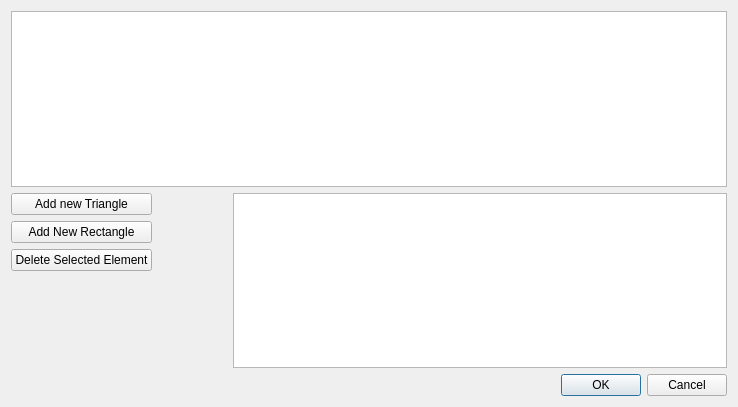
This is TransDialog2D.ui in SCIInstitute/ImageVis3D as Qt 5 draws it before an edit. The edited form follows.
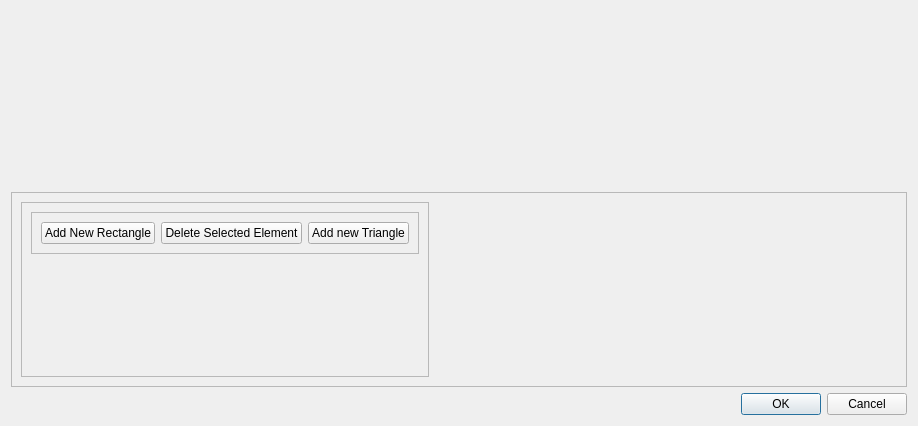
This is the edited form. Icons and pictures are not drawn.

What changed in the file:
```diff
--- a/TransDialog2D.ui
+++ b/TransDialog2D.ui
@@ -5,79 +5,142 @@
    <rect>
     <x>0</x>
     <y>0</y>
-    <width>734</width>
-    <height>406</height>
+    <width>918</width>
+    <height>426</height>
    </rect>
   </property>
   <property name="windowTitle" >
    <string>2D Transfer Function Editor</string>
   </property>
-  <layout class="QGridLayout" name="gridLayout" >
-   <item row="0" column="0" colspan="4" >
-    <widget class="QGraphicsView" name="graphicsView_Histogram" >
-     <property name="minimumSize" >
-      <size>
-       <width>716</width>
-       <height>176</height>
-      </size>
+  <layout class="QVBoxLayout" name="verticalLayout" >
+   <item>
+    <widget class="QLabel" name="label_2" >
+     <property name="sizePolicy" >
+      <sizepolicy vsizetype="Expanding" hsizetype="Expanding" >
+       <horstretch>0</horstretch>
+       <verstretch>0</verstretch>
+      </sizepolicy>
      </property>
-     <property name="maximumSize" >
-      <size>
-       <width>716</width>
-       <height>16777215</height>
-      </size>
-     </property>
-     <property name="verticalScrollBarPolicy" >
-      <enum>Qt::ScrollBarAlwaysOff</enum>
-     </property>
-     <property name="horizontalScrollBarPolicy" >
-      <enum>Qt::ScrollBarAlwaysOff</enum>
-     </property>
-    </widget>
-   </item>
-   <item row="1" column="0" >
-    <widget class="QPushButton" name="pushButton" >
      <property name="text" >
-      <string>Add new Triangle</string>
+      <string/>
+     </property>
+     <property name="pixmap" >
+      <pixmap>trans2d_1.png</pixmap>
+     </property>
+     <property name="scaledContents" >
+      <bool>true</bool>
      </property>
     </widget>
    </item>
-   <item rowspan="4" row="1" column="3" >
-    <widget class="QGraphicsView" name="graphicsView_ColorPicker" >
-     <property name="minimumSize" >
-      <size>
-       <width>494</width>
-       <height>175</height>
-      </size>
-     </property>
+   <item>
+    <widget class="QFrame" name="frame" >
      <property name="maximumSize" >
       <size>
-       <width>494</width>
-       <height>16777215</height>
+       <width>16777215</width>
+       <height>195</height>
       </size>
      </property>
-     <property name="verticalScrollBarPolicy" >
-      <enum>Qt::ScrollBarAlwaysOff</enum>
+     <property name="frameShape" >
+      <enum>QFrame::StyledPanel</enum>
      </property>
-     <property name="horizontalScrollBarPolicy" >
-      <enum>Qt::ScrollBarAlwaysOff</enum>
+     <property name="frameShadow" >
+      <enum>QFrame::Raised</enum>
      </property>
+     <layout class="QHBoxLayout" name="horizontalLayout" >
+      <item>
+       <widget class="QFrame" name="frame_2" >
+        <property name="frameShape" >
+         <enum>QFrame::StyledPanel</enum>
+        </property>
+        <property name="frameShadow" >
+         <enum>QFrame::Raised</enum>
+        </property>
+        <layout class="QVBoxLayout" name="verticalLayout_2" >
+         <item>
+          <widget class="QFrame" name="frame_3" >
+           <property name="frameShape" >
+            <enum>QFrame::StyledPanel</enum>
+           </property>
+           <property name="frameShadow" >
+            <enum>QFrame::Raised</enum>
+           </property>
+           <layout class="QHBoxLayout" name="horizontalLayout_2" >
+            <item>
+             <widget class="QPushButton" name="pushButton_2" >
+              <property name="text" >
+               <string>Add New Rectangle</string>
+              </property>
+             </widget>
+            </item>
+            <item>
+             <widget class="QPushButton" name="pushButton_3" >
+              <property name="text" >
+               <string>Delete Selected Element</string>
+              </property>
+             </widget>
+            </item>
+            <item>
+             <widget class="QPushButton" name="pushButton" >
+              <property name="text" >
+               <string>Add new Triangle</string>
+              </property>
+             </widget>
+            </item>
+           </layout>
+          </widget>
+         </item>
+         <item>
+          <spacer name="verticalSpacer_2" >
+           <property name="orientation" >
+            <enum>Qt::Vertical</enum>
+           </property>
+           <property name="sizeHint" stdset="0" >
+            <size>
+             <width>20</width>
+             <height>360</height>
+            </size>
+           </property>
+          </spacer>
+         </item>
+        </layout>
+       </widget>
+      </item>
+      <item>
+       <spacer name="horizontalSpacer" >
+        <property name="orientation" >
+         <enum>Qt::Horizontal</enum>
+        </property>
+        <property name="sizeHint" stdset="0" >
+         <size>
+          <width>40</width>
+          <height>20</height>
+         </size>
+        </property>
+       </spacer>
+      </item>
+      <item>
+       <widget class="QLabel" name="label" >
+        <property name="maximumSize" >
+         <size>
+          <width>494</width>
+          <height>175</height>
+         </size>
+        </property>
+        <property name="text" >
+         <string/>
+        </property>
+        <property name="pixmap" >
+         <pixmap>trans2d_2.png</pixmap>
+        </property>
+        <property name="scaledContents" >
+         <bool>true</bool>
+        </property>
+       </widget>
+      </item>
+     </layout>
     </widget>
    </item>
-   <item row="4" column="0" >
-    <spacer name="verticalSpacer" >
-     <property name="orientation" >
-      <enum>Qt::Vertical</enum>
-     </property>
-     <property name="sizeHint" stdset="0" >
-      <size>
-       <width>20</width>
-       <height>40</height>
-      </size>
-     </property>
-    </spacer>
-   </item>
-   <item row="5" column="3" >
+   <item>
     <widget class="QDialogButtonBox" name="buttonBox" >
      <property name="orientation" >
       <enum>Qt::Horizontal</enum>
@@ -87,33 +150,6 @@
      </property>
     </widget>
    </item>
-   <item row="3" column="0" >
-    <widget class="QPushButton" name="pushButton_3" >
-     <property name="text" >
-      <string>Delete Selected Element</string>
-     </property>
-    </widget>
-   </item>
-   <item row="2" column="0" >
-    <widget class="QPushButton" name="pushButton_2" >
-     <property name="text" >
-      <string>Add New Rectangle</string>
-     </property>
-    </widget>
-   </item>
-   <item row="2" column="1" >
-    <spacer name="horizontalSpacer_1" >
-     <property name="orientation" >
-      <enum>Qt::Horizontal</enum>
-     </property>
-     <property name="sizeHint" stdset="0" >
-      <size>
-       <width>40</width>
-       <height>20</height>
-      </size>
-     </property>
-    </spacer>
-   </item>
   </layout>
   <zorder>graphicsView_Histogram</zorder>
   <zorder>pushButton</zorder>
```
Left out of the diff: 7 changed lines with no effect on the pictures.
